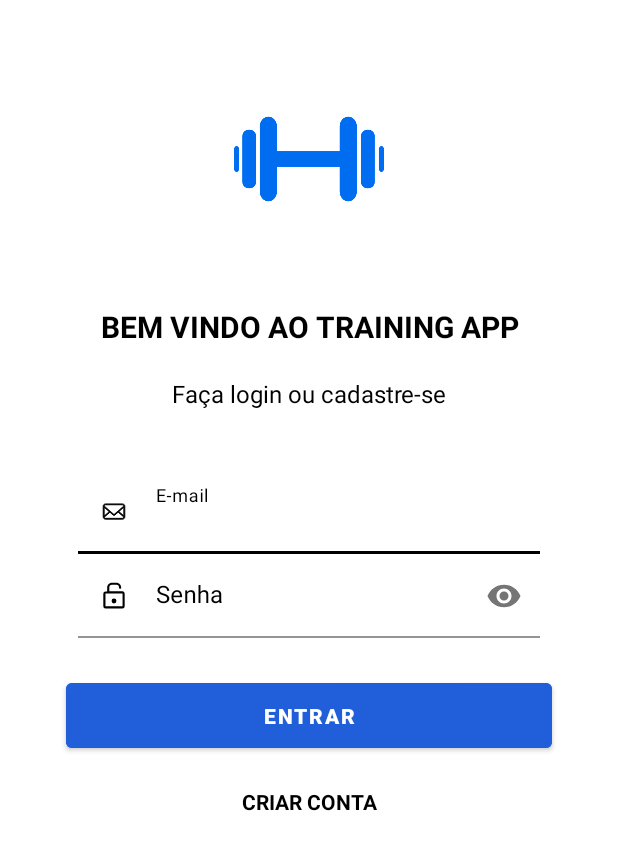
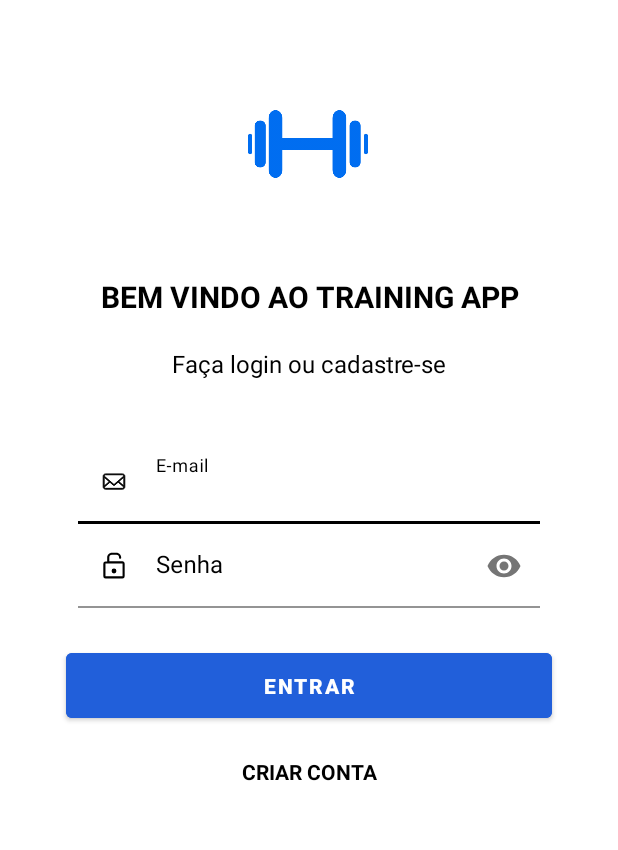
Before and after one commit to EduardoCarvalhoo/training_app, an Android app: the screen it shows after launch (LoginActivity), on a phone screen of 412 x 824 dp. Shown: the top 850 px of the screen. Run offline under Robolectric (Android 15) with nearby library versions, the phone set to English and light mode, and no system bars; our stand-ins replace Firebase (no records; nobody signed in at launch, a user with empty details on screens opened directly).

Commit message:
feat: Adding logo to the app

```diff
--- a/app/src/main/AndroidManifest.xml
+++ b/app/src/main/AndroidManifest.xml
@@ -7,7 +7,7 @@
         android:allowBackup="true"
         android:dataExtractionRules="@xml/data_extraction_rules"
         android:fullBackupContent="@xml/backup_rules"
-        android:icon="@mipmap/ic_launcher"
+        android:icon="@drawable/drawable_logo_login"
         android:label="@string/app_name"
         android:roundIcon="@drawable/drawable_logo_login"
         android:supportsRtl="true"
--- a/app/src/main/res/layout/activity_login.xml
+++ b/app/src/main/res/layout/activity_login.xml
@@ -9,8 +9,8 @@
 
     <ImageView
         android:id="@+id/login_logo_image_view"
-        android:layout_width="100dp"
-        android:layout_height="100dp"
+        android:layout_width="80dp"
+        android:layout_height="80dp"
         android:layout_marginStart="60dp"
         android:layout_marginTop="56dp"
         android:layout_marginEnd="60dp"
```
